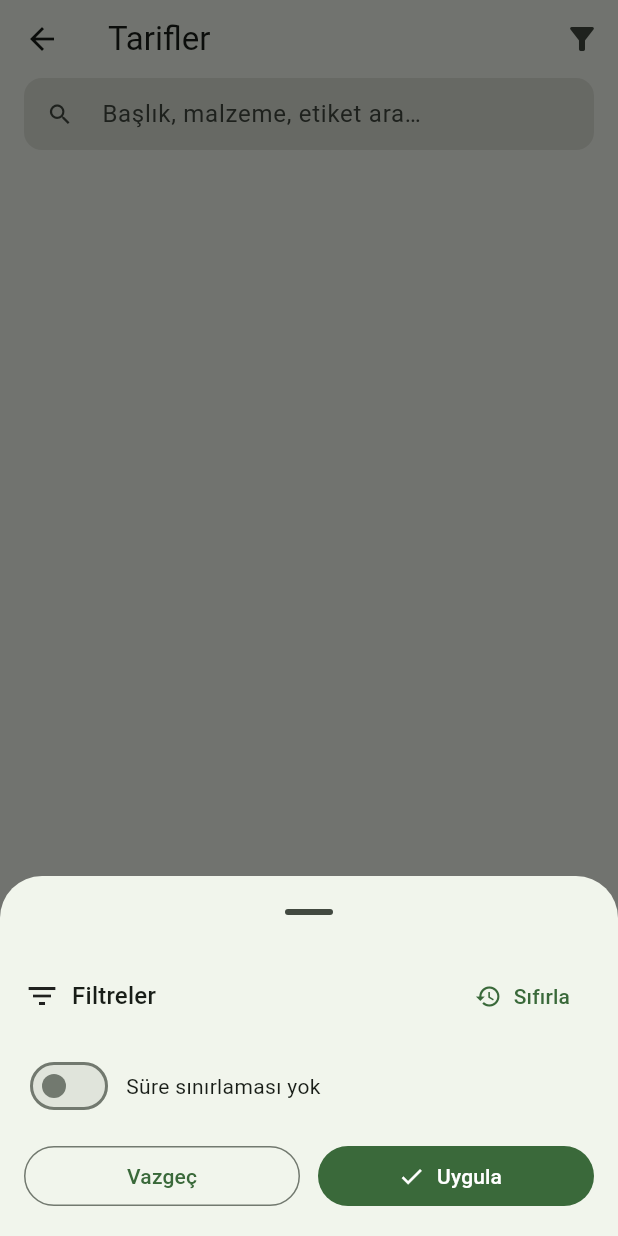
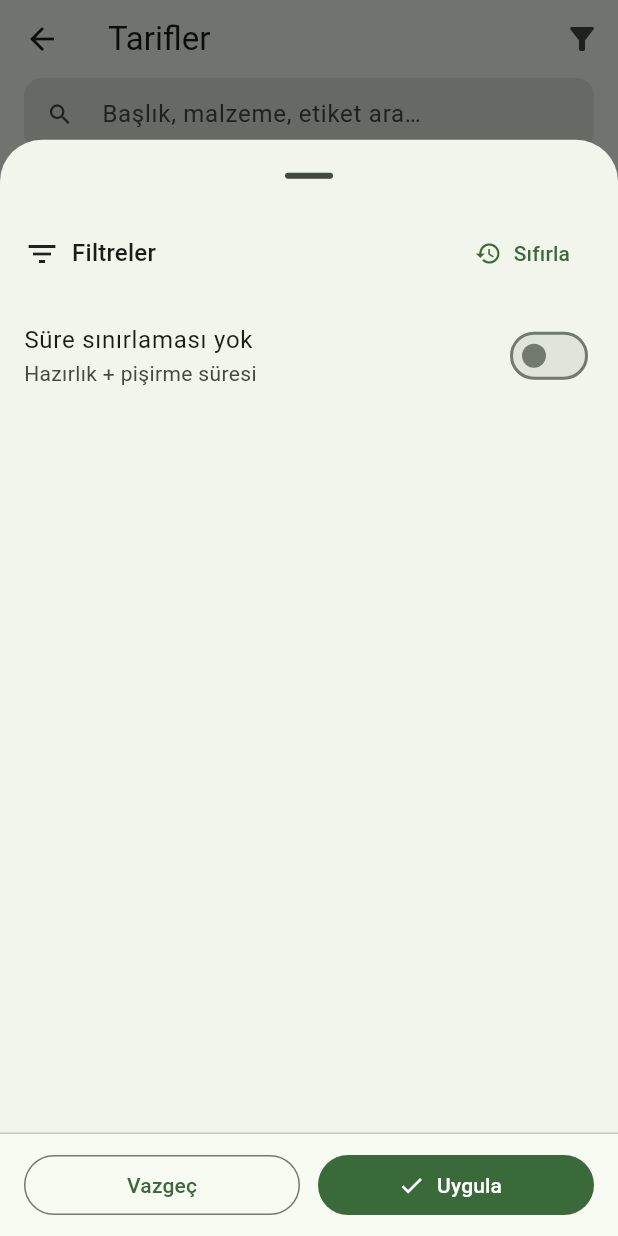
Before and after one commit to Yido1007/dorm_chef, a Flutter app: the RecipesScreen screen opened directly, after a tap on the "filter alt" icon, on a phone screen of 412 x 824 dp. Run offline on Flutter 3.47's test engine with Material 3 defaults, Android fonts, the phone set to English and light mode, and no system bars; our stand-ins replace hive, hive_flutter; accounts and stored records are empty.

Commit message:
Recipe filter ui adjust

```diff
--- a/lib/widget/recipe_filter.dart
+++ b/lib/widget/recipe_filter.dart
@@ -1,10 +1,12 @@
 import 'package:flutter/material.dart';
+
+import '../service/norm.dart';
 
 class RecipeFilter {
   String query;
-  String? cuisine; // null => hepsi
-  Set<String> tags; // boş => hepsi
-  int? maxMinutes; // null => sınırsız
+  String? cuisine;
+  Set<String> tags;
+  int? maxMinutes;
 
   RecipeFilter({
     this.query = '',
@@ -27,33 +29,37 @@ class RecipeFilter {
   );
 }
 
-/// Filtre alt sayfası: kullanıcı seçim yapar, kaydedince güncel RecipeFilter döner.
 Future<RecipeFilter?> showRecipeFilterSheet(
   BuildContext context, {
   required RecipeFilter current,
   required List<String> availableCuisines,
   required List<String> availableTags,
 }) async {
-  final cs = Theme.of(context).colorScheme;
   final local = current.copy();
   bool limitTime = local.maxMinutes != null;
   double minutes = (local.maxMinutes ?? 45).toDouble();
 
   return await showModalBottomSheet<RecipeFilter>(
     context: context,
+    isScrollControlled: true,
+    useSafeArea: true,
     showDragHandle: true,
-    isScrollControlled: true,
-    builder: (ctx) {
-      return SafeArea(
-        child: Padding(
-          padding: const EdgeInsets.fromLTRB(16, 8, 16, 16),
-          child: StatefulBuilder(
+    builder: (sheetCtx) {
+      final cs = Theme.of(sheetCtx).colorScheme;
+
+      return DraggableScrollableSheet(
+        expand: false,
+        initialChildSize: 0.88,
+        minChildSize: 0.5,
+        maxChildSize: 0.95,
+        builder: (ctx, scrollController) {
+          return StatefulBuilder(
             builder: (ctx, setState) {
               return Column(
-                mainAxisSize: MainAxisSize.min,
-                crossAxisAlignment: CrossAxisAlignment.start,
                 children: [
-                  Row(
+                  Padding(
+                    padding: const EdgeInsets.fromLTRB(16, 4, 16, 8),
+                    child: Row(
                       children: [
                         const Icon(Icons.filter_list),
                         const SizedBox(width: 8),
@@ -77,11 +83,17 @@ Future<RecipeFilter?> showRecipeFilterSheet(
                         ),
                       ],
                     ),
-                  const SizedBox(height: 12),
-
-                  // Mutfak
+                  ),
+                  Expanded(
+                    child: ListView(
+                      controller: scrollController,
+                      padding: const EdgeInsets.fromLTRB(16, 0, 16, 16),
+                      children: [
                         if (availableCuisines.isNotEmpty) ...[
-                    Text('Mutfak', style: Theme.of(ctx).textTheme.labelLarge),
+                          Text(
+                            'Mutfak',
+                            style: Theme.of(ctx).textTheme.labelLarge,
+                          ),
                           const SizedBox(height: 8),
                           Wrap(
                             spacing: 8,
@@ -96,16 +108,16 @@ Future<RecipeFilter?> showRecipeFilterSheet(
                               for (final c in availableCuisines)
                                 ChoiceChip(
                                   label: Text(c),
-                            selected: local.cuisine == _norm(c),
+                                  selected: local.cuisine == norm(c),
                                   onSelected:
-                                (_) => setState(() => local.cuisine = _norm(c)),
+                                      (_) => setState(
+                                        () => local.cuisine = norm(c),
+                                      ),
                                 ),
                             ],
                           ),
                           const SizedBox(height: 16),
                         ],
-
-                  // Etiketler
                         if (availableTags.isNotEmpty) ...[
                           Text(
                             'Etiketler',
@@ -119,10 +131,10 @@ Future<RecipeFilter?> showRecipeFilterSheet(
                               for (final t in availableTags)
                                 FilterChip(
                                   label: Text(t),
-                            selected: local.tags.contains(_norm(t)),
+                                  selected: local.tags.contains(norm(t)),
                                   onSelected: (val) {
                                     setState(() {
-                                final key = _norm(t);
+                                      final key = norm(t);
                                       if (val) {
                                         local.tags.add(key);
                                       } else {
@@ -135,11 +147,8 @@ Future<RecipeFilter?> showRecipeFilterSheet(
                           ),
                           const SizedBox(height: 16),
                         ],
-
-                  // Süre sınırı
-                  Row(
-                    children: [
-                      Switch(
+                        SwitchListTile(
+                          contentPadding: EdgeInsets.zero,
                           value: limitTime,
                           onChanged: (v) {
                             setState(() {
@@ -147,17 +156,12 @@ Future<RecipeFilter?> showRecipeFilterSheet(
                               local.maxMinutes = v ? minutes.toInt() : null;
                             });
                           },
-                      ),
-                      const SizedBox(width: 8),
-                      Expanded(
-                        child: Text(
+                          title: Text(
                             limitTime
                                 ? 'Toplam süre ≤ ${minutes.toInt()} dk'
                                 : 'Süre sınırlaması yok',
-                          style: Theme.of(ctx).textTheme.bodyMedium,
                           ),
-                      ),
-                    ],
+                          subtitle: const Text('Hazırlık + pişirme süresi'),
                         ),
                         if (limitTime) ...[
                           Slider(
@@ -173,46 +177,47 @@ Future<RecipeFilter?> showRecipeFilterSheet(
                               });
                             },
                           ),
+                          const SizedBox(height: 8),
                         ],
-
-                  const SizedBox(height: 12),
-                  Row(
+                      ],
+                    ),
+                  ),
+                  Container(
+                    padding: EdgeInsets.fromLTRB(
+                      16,
+                      10,
+                      16,
+                      10 + MediaQuery.of(ctx).viewInsets.bottom,
+                    ),
+                    decoration: BoxDecoration(
+                      color: cs.surface,
+                      border: Border(top: BorderSide(color: cs.outlineVariant)),
+                    ),
+                    child: Row(
                       children: [
                         Expanded(
                           child: OutlinedButton(
-                          onPressed: () => Navigator.pop(ctx, null),
+                            onPressed: () => Navigator.pop(sheetCtx, null),
                             child: const Text('Vazgeç'),
                           ),
                         ),
                         const SizedBox(width: 12),
                         Expanded(
                           child: FilledButton.icon(
-                          onPressed: () => Navigator.pop(ctx, local),
+                            onPressed: () => Navigator.pop(sheetCtx, local),
                             icon: const Icon(Icons.check),
                             label: const Text('Uygula'),
                           ),
                         ),
                       ],
                     ),
+                  ),
                 ],
               );
             },
-          ),
-        ),
+          );
+        },
       );
     },
   );
 }
-
-String _norm(String v) {
-  return v
-      .trim()
-      .replaceAll('İ', 'i')
-      .replaceAll('I', 'ı')
-      .replaceAll('Ş', 'ş')
-      .replaceAll('Ğ', 'ğ')
-      .replaceAll('Ü', 'ü')
-      .replaceAll('Ö', 'ö')
-      .replaceAll('Ç', 'ç')
-      .toLowerCase();
-}
```
Lines whose indentation alone changed are shown as unchanged.
